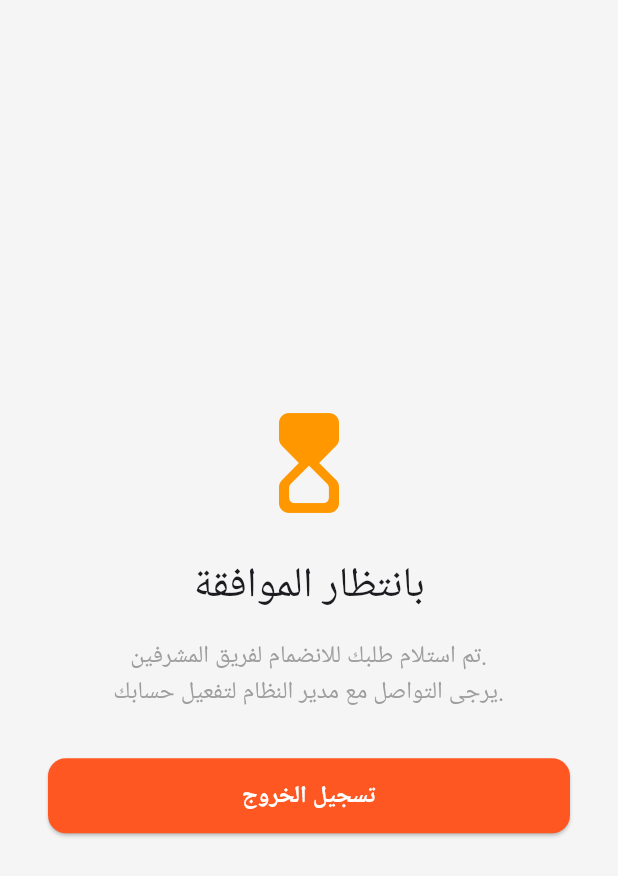
After one commit to darysaleh3-ops/tools_hub, a Flutter app: the AdminApprovalScreen screen opened by its route, on a phone screen of 412 x 824 dp. The commit adds this screen. Shown: the top 876 px of the screen. Run offline on Flutter 3.47's test engine with Material 3 defaults, Android fonts, the phone set to English and light mode, and no system bars; our stand-ins replace cloud_firestore, dio, firebase_auth, firebase_core, flutter_riverpod, font_awesome_flutter and 2 more; accounts and stored records are empty; network calls fail; Roboto replaces fonts that are missing (Cairo); statements that could not run were skipped.

Commit message:
feat: Implement Separate Admin Registration and Manual Approval Workflow

```diff
--- /dev/null
+++ b/lib/features/admin/presentation/admin_approval_screen.dart
@@ -0,0 +1,48 @@
+import 'package:flutter/material.dart';
+import 'package:flutter_riverpod/flutter_riverpod.dart';
+import 'package:go_router/go_router.dart';
+import '../../auth/domain/auth_notifier.dart';
+
+class AdminApprovalScreen extends ConsumerWidget {
+  const AdminApprovalScreen({super.key});
+
+  @override
+  Widget build(BuildContext context, WidgetRef ref) {
+    return Scaffold(
+      body: Center(
+        child: Padding(
+          padding: const EdgeInsets.all(32.0),
+          child: Column(
+            mainAxisAlignment: MainAxisAlignment.center,
+            children: [
+              const Icon(
+                Icons.hourglass_top_rounded,
+                size: 80,
+                color: Colors.orange,
+              ),
+              const SizedBox(height: 24),
+              Text(
+                'بانتظار الموافقة',
+                style: Theme.of(context).textTheme.headlineMedium,
+              ),
+              const SizedBox(height: 16),
+              const Text(
+                'تم استلام طلبك للانضمام لفريق المشرفين.\nيرجى التواصل مع مدير النظام لتفعيل حسابك.',
+                textAlign: TextAlign.center,
+                style: TextStyle(fontSize: 16, color: Colors.grey),
+              ),
+              const SizedBox(height: 32),
+              ElevatedButton(
+                onPressed: () {
+                  ref.read(authProvider.notifier).signOut();
+                  context.go('/login');
+                },
+                child: const Text('تسجيل الخروج'),
+              ),
+            ],
+          ),
+        ),
+      ),
+    );
+  }
+}
--- a/lib/features/auth/domain/user_model.dart
+++ b/lib/features/auth/domain/user_model.dart
@@ -4,6 +4,7 @@ class UserModel {
   final String username;
   final String phoneNumber;
   final String role;
+  final String status;
 
   UserModel({
     required this.uid,
@@ -11,9 +12,11 @@ class UserModel {
     required this.username,
     required this.phoneNumber,
     this.role = 'user',
+    this.status = 'active',
   });
 
   bool get isAdmin => role == 'admin';
+  bool get isActive => status == 'active';
 
   Map<String, dynamic> toMap() {
     return {
@@ -22,6 +25,7 @@ class UserModel {
       'username': username,
       'phoneNumber': phoneNumber,
       'role': role,
+      'status': status,
     };
   }
 
@@ -32,6 +36,7 @@ class UserModel {
       username: map['username'] ?? '',
       phoneNumber: map['phoneNumber'] ?? '',
       role: map['role'] ?? 'user',
+      status: map['status'] ?? 'active',
     );
   }
 }
```
Also changed, not shown: lib/core/router/app_router.dart (+35 -5 lines), lib/features/admin/presentation/admin_register_screen.dart (added, +156 -0 lines), lib/features/auth/data/auth_repository.dart (+24 -0 lines), lib/features/auth/domain/auth_notifier.dart (+23 -0 lines).
